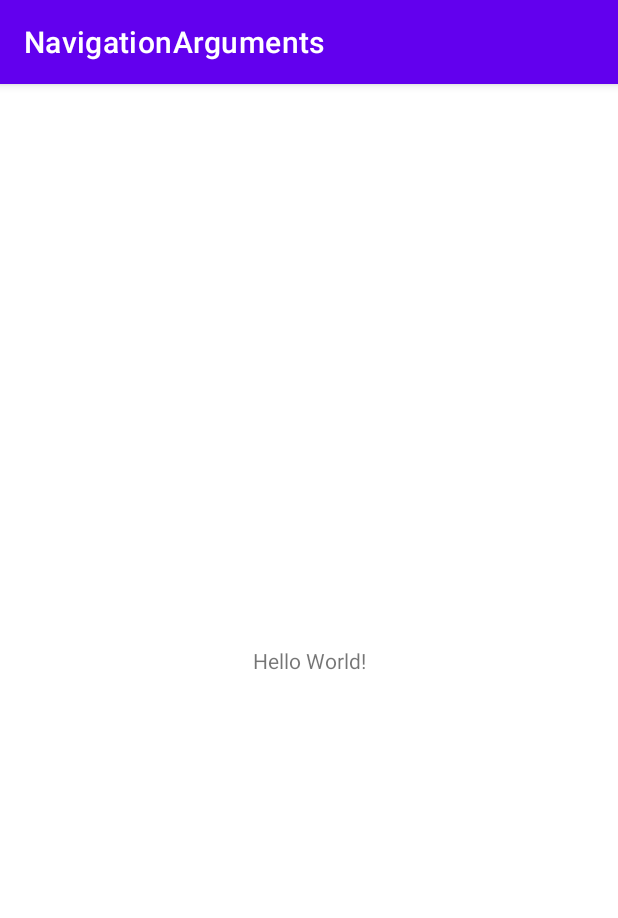
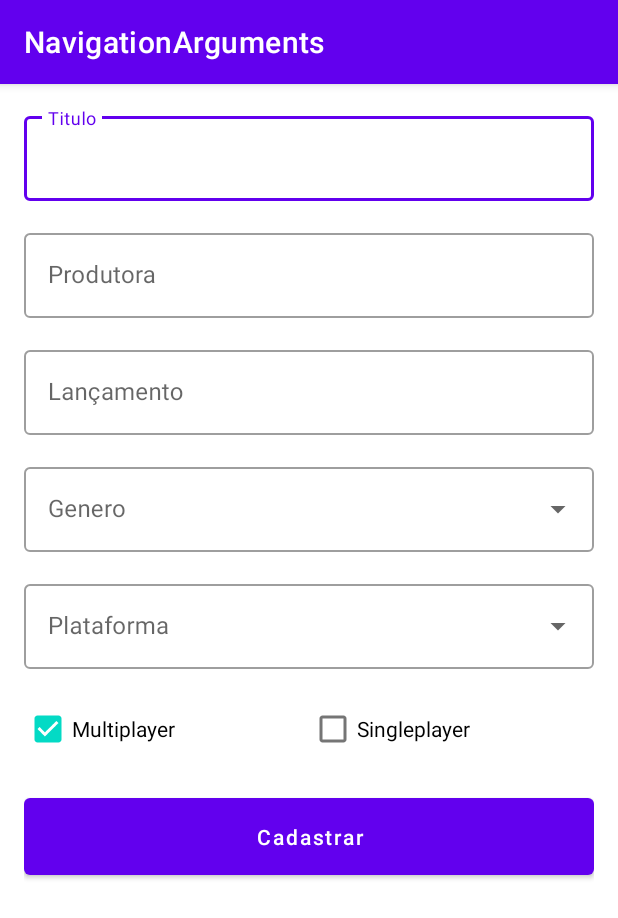
Before and after one commit to Drawiin/AndroidJava, an Android app: the screen it shows after launch (MainActivity), on a phone screen of 412 x 824 dp. Shown: the top 918 px of the screen. Run offline under Robolectric (Android 15) with nearby library versions, the phone set to English and light mode, and no system bars; our stand-ins replace data binding.

Commit message:
creating register screen

```diff
--- a/app/build.gradle
+++ b/app/build.gradle
@@ -26,6 +26,10 @@ android {
         sourceCompatibility JavaVersion.VERSION_1_8
         targetCompatibility JavaVersion.VERSION_1_8
     }
+
+    buildFeatures {
+        dataBinding true
+    }
 }
 
 dependencies {
--- a/app/src/main/AndroidManifest.xml
+++ b/app/src/main/AndroidManifest.xml
@@ -9,8 +9,8 @@
         android:roundIcon="@mipmap/ic_launcher_round"
         android:supportsRtl="true"
         android:theme="@style/Theme.NavigationArguments">
-        <activity android:name=".ui.GameDetails"></activity>
-        <activity android:name=".ui.MainActivity">
+        <activity android:name=".ui.GameDetails" android:screenOrientation="portrait"/>
+        <activity android:name=".ui.MainActivity" android:screenOrientation="portrait">
             <intent-filter>
                 <action android:name="android.intent.action.MAIN" />
 
--- a/app/src/main/java/com/drawiin/navigationarguments/ui/GameDetails.java
+++ b/app/src/main/java/com/drawiin/navigationarguments/ui/GameDetails.java
@@ -5,17 +5,26 @@ import android.content.Intent;
 import android.os.Bundle;
 
 import androidx.appcompat.app.AppCompatActivity;
+import androidx.databinding.DataBindingUtil;
 
 import com.drawiin.navigationarguments.R;
+import com.drawiin.navigationarguments.databinding.ActivityGameDetailsBinding;
 import com.drawiin.navigationarguments.model.Game;
 
 public class GameDetails extends AppCompatActivity {
+    private ActivityGameDetailsBinding binding;
+
     private final Game game = (Game) getIntent().getSerializableExtra(GAME_EXTRA);
 
     @Override
     protected void onCreate(Bundle savedInstanceState) {
         super.onCreate(savedInstanceState);
-        setContentView(R.layout.activity_game_details);
+        binding = DataBindingUtil.setContentView(this, R.layout.activity_game_details);
+        setupUi();
+    }
+
+    private void setupUi(){
+
     }
 
     private static final String GAME_EXTRA = "GAME_EXTRA";
--- a/app/src/main/java/com/drawiin/navigationarguments/ui/MainActivity.java
+++ b/app/src/main/java/com/drawiin/navigationarguments/ui/MainActivity.java
@@ -1,16 +1,19 @@
 package com.drawiin.navigationarguments.ui;
-
-import androidx.appcompat.app.AppCompatActivity;
 
 import android.os.Bundle;
 
+import androidx.appcompat.app.AppCompatActivity;
+import androidx.databinding.DataBindingUtil;
+
 import com.drawiin.navigationarguments.R;
+import com.drawiin.navigationarguments.databinding.ActivityMainBinding;
 
 public class MainActivity extends AppCompatActivity {
+    private ActivityMainBinding binding;
 
     @Override
     protected void onCreate(Bundle savedInstanceState) {
         super.onCreate(savedInstanceState);
-        setContentView(R.layout.activity_main);
+        binding = DataBindingUtil.setContentView(this, R.layout.activity_main);
     }
 }
--- a/app/src/main/res/layout/activity_game_details.xml
+++ b/app/src/main/res/layout/activity_game_details.xml
@@ -1,9 +1,15 @@
 <?xml version="1.0" encoding="utf-8"?>
-<androidx.constraintlayout.widget.ConstraintLayout xmlns:android="http://schemas.android.com/apk/res/android"
-    xmlns:app="http://schemas.android.com/apk/res-auto"
-    xmlns:tools="http://schemas.android.com/tools"
-    android:layout_width="match_parent"
-    android:layout_height="match_parent"
-    tools:context=".ui.GameDetails">
+<layout xmlns:android="http://schemas.android.com/apk/res/android"
+    xmlns:tools="http://schemas.android.com/tools">
 
-</androidx.constraintlayout.widget.ConstraintLayout>
+    <data>
+
+    </data>
+
+    <androidx.constraintlayout.widget.ConstraintLayout
+        android:layout_width="match_parent"
+        android:layout_height="match_parent"
+        tools:context=".ui.GameDetails">
+
+    </androidx.constraintlayout.widget.ConstraintLayout>
+</layout>
--- a/app/src/main/res/layout/activity_main.xml
+++ b/app/src/main/res/layout/activity_main.xml
@@ -1,18 +1,121 @@
 <?xml version="1.0" encoding="utf-8"?>
-<androidx.constraintlayout.widget.ConstraintLayout xmlns:android="http://schemas.android.com/apk/res/android"
-    xmlns:app="http://schemas.android.com/apk/res-auto"
+<layout xmlns:android="http://schemas.android.com/apk/res/android"
     xmlns:tools="http://schemas.android.com/tools"
-    android:layout_width="match_parent"
-    android:layout_height="match_parent"
     tools:context=".ui.MainActivity">
 
-    <TextView
-        android:layout_width="wrap_content"
-        android:layout_height="wrap_content"
-        android:text="Hello World!"
-        app:layout_constraintBottom_toBottomOf="parent"
-        app:layout_constraintLeft_toLeftOf="parent"
-        app:layout_constraintRight_toRightOf="parent"
-        app:layout_constraintTop_toTopOf="parent" />
+    <data>
 
-</androidx.constraintlayout.widget.ConstraintLayout>
+    </data>
+
+    <ScrollView
+        android:layout_width="match_parent"
+        android:layout_height="match_parent"
+        android:fillViewport="true">
+
+        <LinearLayout
+            android:layout_width="match_parent"
+            android:layout_height="match_parent"
+            android:orientation="vertical"
+            android:padding="16dp">
+
+            <com.google.android.material.textfield.TextInputLayout
+                android:id="@+id/title"
+                style="@style/Widget.MaterialComponents.TextInputLayout.OutlinedBox"
+                android:layout_width="match_parent"
+                android:layout_height="wrap_content"
+                android:layout_marginBottom="16dp"
+                android:hint="@string/hint_title">
+
+                <com.google.android.material.textfield.TextInputEditText
+                    android:layout_width="match_parent"
+                    android:layout_height="wrap_content" />
+            </com.google.android.material.textfield.TextInputLayout>
+
+            <com.google.android.material.textfield.TextInputLayout
+                android:id="@+id/producer"
+                style="@style/Widget.MaterialComponents.TextInputLayout.OutlinedBox"
+                android:layout_width="match_parent"
+                android:layout_height="wrap_content"
+                android:layout_marginBottom="16dp"
+                android:hint="@string/hint_producer">
+
+                <com.google.android.material.textfield.TextInputEditText
+                    android:layout_width="match_parent"
+                    android:layout_height="wrap_content" />
+            </com.google.android.material.textfield.TextInputLayout>
+
+            <com.google.android.material.textfield.TextInputLayout
+                android:id="@+id/launch"
+                style="@style/Widget.MaterialComponents.TextInputLayout.OutlinedBox"
+                android:layout_width="match_parent"
+                android:layout_height="wrap_content"
+                android:layout_marginBottom="16dp"
+                android:hint="@string/hint_launch">
+
+                <com.google.android.material.textfield.TextInputEditText
+                    android:layout_width="match_parent"
+                    android:layout_height="wrap_content" />
+            </com.google.android.material.textfield.TextInputLayout>
+
+            <com.google.android.material.textfield.TextInputLayout
+                android:id="@+id/gender"
+                style="@style/Widget.MaterialComponents.TextInputLayout.OutlinedBox.ExposedDropdownMenu"
+                android:layout_width="match_parent"
+                android:layout_height="wrap_content"
+                android:layout_marginBottom="16dp"
+                android:hint="@string/hint_gender">
+
+                <AutoCompleteTextView
+                    android:layout_width="match_parent"
+                    android:layout_height="wrap_content"
+                    android:inputType="none" />
+
+            </com.google.android.material.textfield.TextInputLayout>
+
+            <com.google.android.material.textfield.TextInputLayout
+                android:id="@+id/platform"
+                style="@style/Widget.MaterialComponents.TextInputLayout.OutlinedBox.ExposedDropdownMenu"
+                android:layout_width="match_parent"
+                android:layout_height="wrap_content"
+                android:layout_marginBottom="16dp"
+                android:hint="@string/hint_platform">
+
+                <AutoCompleteTextView
+                    android:layout_width="match_parent"
+                    android:layout_height="wrap_content"
+                    android:inputType="none" />
+
+            </com.google.android.material.textfield.TextInputLayout>
+
+            <LinearLayout
+                android:layout_width="match_parent"
+                android:layout_height="wrap_content"
+                android:orientation="horizontal">
+
+                <CheckBox
+                    android:id="@+id/multiplayer"
+                    android:layout_width="0dp"
+                    android:layout_height="wrap_content"
+                    android:layout_weight="1"
+                    android:checked="true"
+                    android:text="@string/multiplayer" />
+
+                <CheckBox
+                    android:id="@+id/single_player"
+                    android:layout_width="0dp"
+                    android:layout_height="wrap_content"
+                    android:layout_weight="1"
+                    android:text="@string/singleplayer" />
+            </LinearLayout>
+
+            <com.google.android.material.button.MaterialButton
+                android:id="@+id/btn_register"
+                android:layout_width="match_parent"
+                android:layout_height="wrap_content"
+                android:layout_marginTop="16dp"
+                android:padding="16dp"
+                android:text="@string/register"
+                android:textAllCaps="false" />
+        </LinearLayout>
+    </ScrollView>
+</layout>
--- a/app/src/main/res/values/strings.xml
+++ b/app/src/main/res/values/strings.xml
@@ -1,3 +1,11 @@
 <resources>
     <string name="app_name">NavigationArguments</string>
+    <string name="hint_title">Titulo</string>
+    <string name="hint_producer">Produtora</string>
+    <string name="hint_launch">Lançamento</string>
+    <string name="hint_gender">Genero</string>
+    <string name="hint_platform">Plataforma</string>
+    <string name="multiplayer">Multiplayer</string>
+    <string name="singleplayer">Singleplayer</string>
+    <string name="register">Cadastrar</string>
 </resources>
```
